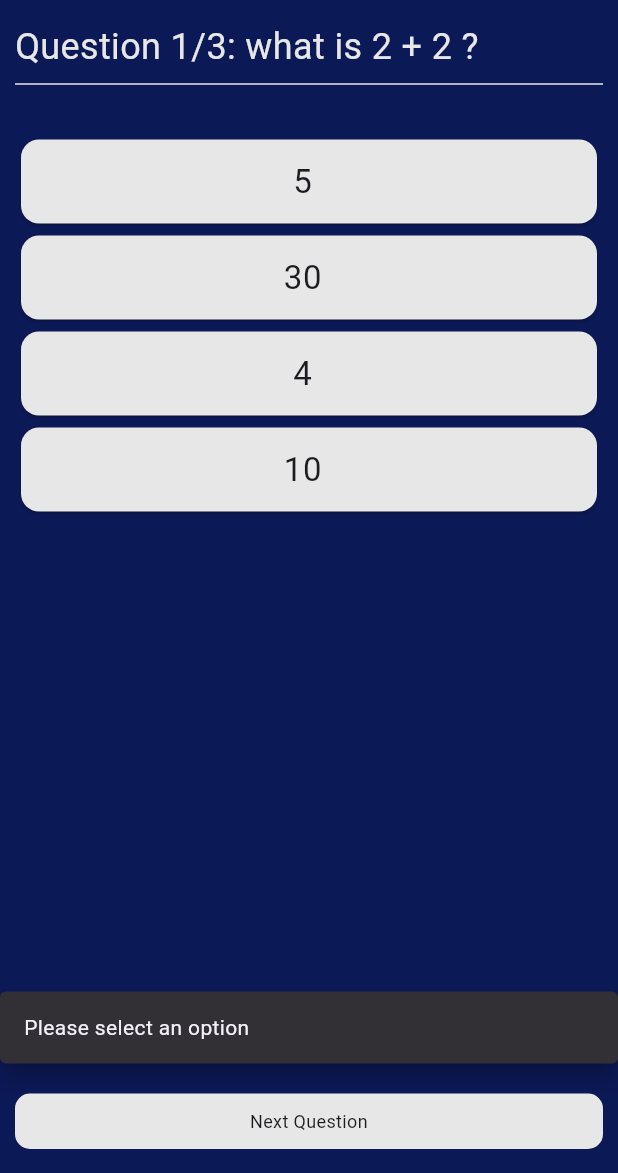
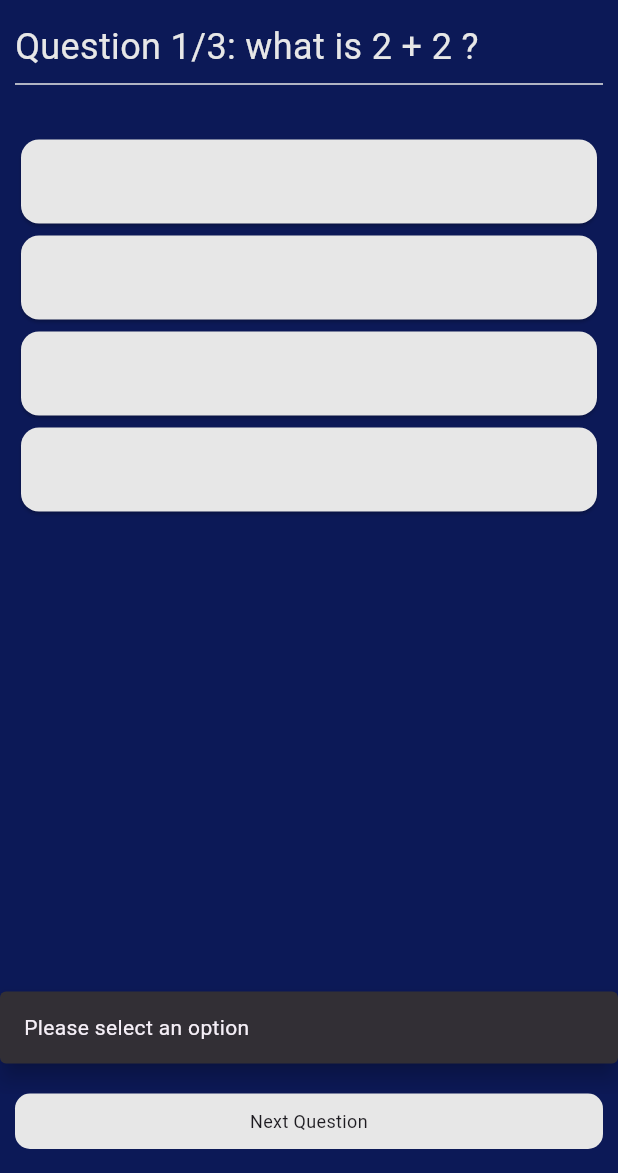
Before and after one commit to techusman-codes/Quiz_app, a Flutter app: the screen it shows after launch, after a tap on "Next Question", on a phone screen of 412 x 824 dp, the part 63-1236 px from its top. Run offline on Flutter 3.47's test engine with Material 3 defaults, Android fonts, the phone set to English and light mode, and no system bars.

```diff
--- a/lib/features/screens/home_screen.dart
+++ b/lib/features/screens/home_screen.dart
@@ -3,6 +3,7 @@ import 'package:demo_app/models/constants.dart';
 import 'package:demo_app/models/widget/next_widget.dart';
 import 'package:demo_app/models/widget/options_card.dart';
 import 'package:demo_app/models/widget/quiz_widget.dart';
+import 'package:demo_app/models/widget/result_box.dart';
 import 'package:flutter/material.dart';
 
 //  store all the function and varialbes here but it will be change in future
@@ -42,6 +43,17 @@ class _HomeScreenState extends State<HomeScreen> {
   // now create a function to display through the nexxt Question
   void nextQuestion() {
     if (index == _questions.length - 1) {
+      // this is the block where the questions end.
+
+      showDialog(
+        context: context,
+        barrierDismissible: false,
+        builder:
+            (ctx) => ResultBox(
+              result: score, // total points the user got
+              questionLenght: _questions.length,
+            ),
+      );
     } else {
       setState(() {
         if (isPressed) {
--- a/lib/models/instructions.txt
+++ b/lib/models/instructions.txt
@@ -30,3 +30,5 @@ before going to the UI desing, first lets make some constant variables
  -- add some score to show in ur app
  -- add some functionalities to increase the value of our score,
  when the user answer a question correctly then the score will increae go up to 1
+
+ -- create a result box at the end of our quiz, it s going to show the result.
--- a/lib/models/widget/options_card.dart
+++ b/lib/models/widget/options_card.dart
@@ -27,7 +27,12 @@ class OptionsCard extends StatelessWidget {
         title: Text(
           option,
           textAlign: TextAlign.center,
-          style: TextStyle(fontSize: 22.0),
+          style: TextStyle(
+            fontSize: 22.0,
+            // decide if the color we are receiving here
+            // what ratio of the "red" and "green" colors are in it.
+            color: Colors.red != Colors.green ? neutral : Colors.black,
+          ),
         ),
       ),
     );
```
Also changed, not shown: lib/models/widget/result_box.dart (added, +53 -0 lines).
